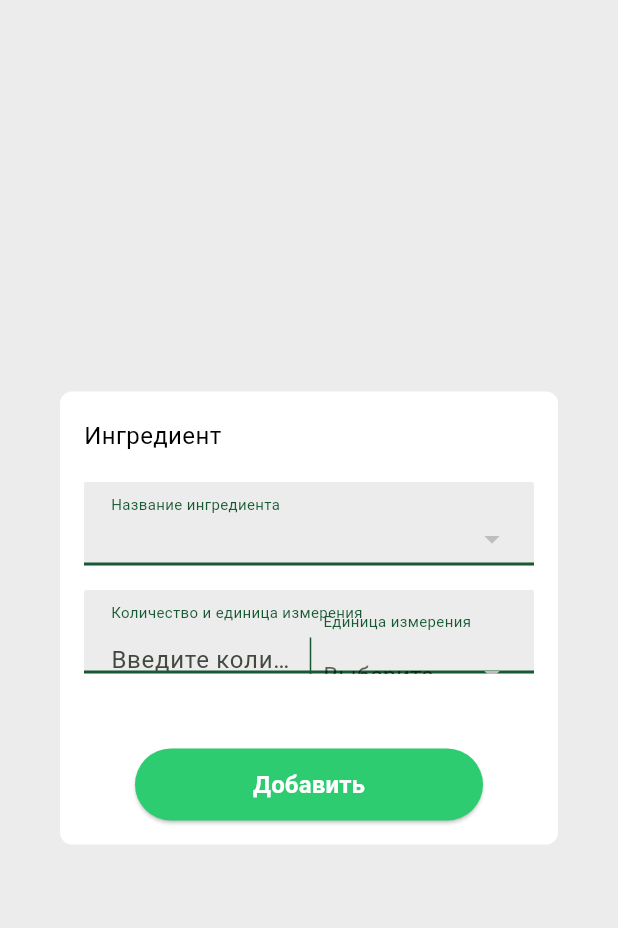
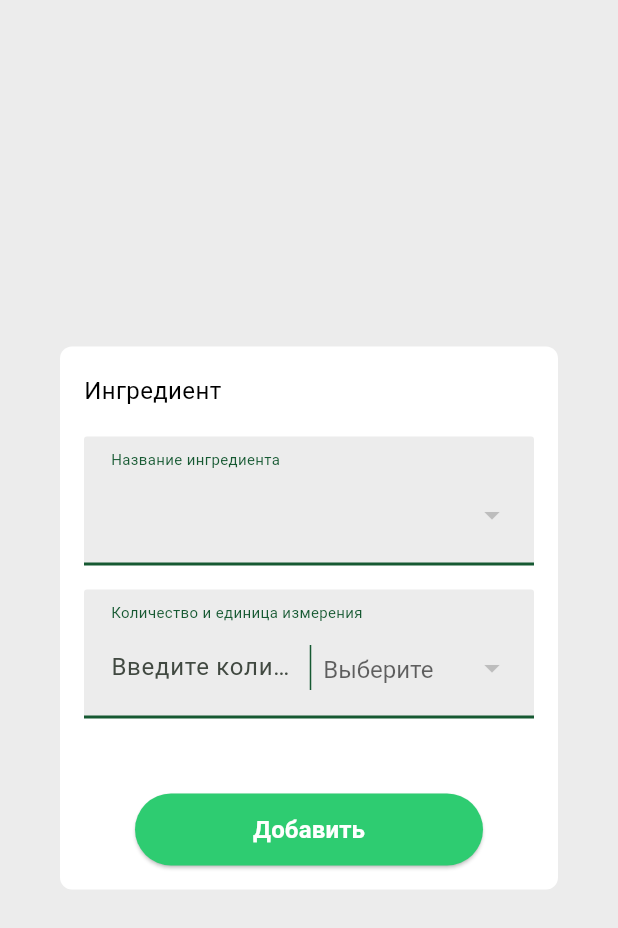
Before and after one commit to RurikV/flutter_recipe_app, a Flutter app: the IngredientDialog widget shown alone on an empty page, opened directly with empty values, on a phone screen of 412 x 824 dp. Shown: the top 928 px of the screen. Run offline on Flutter 3.47's test engine with Material 3 defaults, Android fonts, the phone set to English and light mode, and no system bars; our stand-ins replace connectivity_plus, dio, drift, flutter_redux, get_it, image_picker and 4 more; missing offline and left inert: dart:ffi, tflite_flutter; accounts and stored records are empty; generated files the repository leaves out were written again; network calls fail.

Commit message:
Add widget and form validation tests for `IngredientDialog`
- Introduced `ingredient_dialog_test.dart` to test the `IngredientDialog` widget functionality.
- Validated the display of available ingredients and units in dropdowns.
- Added tests for form validation to ensure proper user input before saving.
- Refactored `ingredient_dialog.dart` for improved readability and widget structure, enhancing testability.

```diff
--- a/lib/widgets/ingredient/ingredient_dialog.dart
+++ b/lib/widgets/ingredient/ingredient_dialog.dart
@@ -83,23 +83,29 @@ class _IngredientDialogState extends State<IngredientDialog> {
               ),
 
               // Ingredient name field
-              Stack(
+              Column(
+                crossAxisAlignment: CrossAxisAlignment.start,
                 children: [
                   Container(
                     width: 351,
-                    height: 56,
                     decoration: const BoxDecoration(
                       color: Color(0xFFECECEC),
                       borderRadius: BorderRadius.only(
                         topLeft: Radius.circular(2),
                         topRight: Radius.circular(2),
                       ),
+                      border: Border(
+                        bottom: BorderSide(
+                          color: Color(0xFF165932),
+                          width: 2,
                         ),
                       ),
-                  Positioned(
-                    left: 18,
-                    top: 8,
-                    child: const Text(
+                    ),
+                    padding: const EdgeInsets.only(top: 8, left: 18, right: 16),
+                    child: Column(
+                      crossAxisAlignment: CrossAxisAlignment.start,
+                      children: [
+                        const Text(
                           'Название ингредиента',
                           style: TextStyle(
                             fontFamily: 'Roboto',
@@ -108,27 +114,10 @@ class _IngredientDialogState extends State<IngredientDialog> {
                             color: Color(0xFF165932),
                           ),
                         ),
-                  ),
-                  Positioned(
-                    left: 0,
-                    top: 56,
-                    child: Container(
-                      width: 351,
-                      height: 0,
-                      decoration: const BoxDecoration(
-                        border: Border(
-                          bottom: BorderSide(
-                            color: Color(0xFF165932),
-                            width: 2,
-                          ),
-                        ),
-                      ),
-                    ),
-                  ),
+                        const SizedBox(height: 6),
                         if (_isEditMode)
-                    Positioned(
-                      left: 34,
-                      top: 79 - 56,
+                          Padding(
+                            padding: const EdgeInsets.only(bottom: 8.0),
                             child: Text(
                               _selectedIngredient,
                               style: const TextStyle(
@@ -141,12 +130,14 @@ class _IngredientDialogState extends State<IngredientDialog> {
                             ),
                           )
                         else
-                    Positioned(
-                      left: 18,
-                      top: 14,
-                      right: 16,
+                          Padding(
+                            padding: const EdgeInsets.only(bottom: 8.0),
+                            child: Material(
+                              color: Colors.transparent,
                               child: DropdownButtonFormField<String>(
                                 value: _selectedIngredient.isNotEmpty ? _selectedIngredient : null,
+                                isExpanded: true,
+                                icon: const Icon(Icons.arrow_drop_down),
                                 decoration: const InputDecoration(
                                   border: InputBorder.none,
                                   contentPadding: EdgeInsets.zero,
@@ -158,9 +149,11 @@ class _IngredientDialogState extends State<IngredientDialog> {
                                   );
                                 }).toList(),
                                 onChanged: (value) {
+                                  if (value != null) {
                                     setState(() {
-                            _selectedIngredient = value!;
+                                      _selectedIngredient = value;
                                     });
+                                  }
                                 },
                                 validator: (value) {
                                   if (value == null || value.isEmpty) {
@@ -173,6 +166,11 @@ class _IngredientDialogState extends State<IngredientDialog> {
                                   fontSize: 16,
                                   color: Colors.black,
                                 ),
+                                dropdownColor: Colors.white,
+                              ),
+                            ),
+                          ),
+                      ],
                     ),
                   ),
                 ],
@@ -181,23 +179,29 @@ class _IngredientDialogState extends State<IngredientDialog> {
               const SizedBox(height: 16),
 
               // Quantity field
-              Stack(
+              Column(
+                crossAxisAlignment: CrossAxisAlignment.start,
                 children: [
                   Container(
                     width: 351,
-                    height: 56,
                     decoration: const BoxDecoration(
                       color: Color(0xFFECECEC),
                       borderRadius: BorderRadius.only(
                         topLeft: Radius.circular(2),
                         topRight: Radius.circular(2),
                       ),
+                      border: Border(
+                        bottom: BorderSide(
+                          color: Color(0xFF165932),
+                          width: 2,
                         ),
                       ),
-                  Positioned(
-                    left: 18,
-                    top: 8,
-                    child: const Text(
+                    ),
+                    padding: const EdgeInsets.only(top: 8, left: 18, right: 16),
+                    child: Column(
+                      crossAxisAlignment: CrossAxisAlignment.start,
+                      children: [
+                        const Text(
                           'Количество и единица измерения',
                           style: TextStyle(
                             fontFamily: 'Roboto',
@@ -206,27 +210,10 @@ class _IngredientDialogState extends State<IngredientDialog> {
                             color: Color(0xFF165932),
                           ),
                         ),
-                  ),
-                  Positioned(
-                    left: 0,
-                    top: 56,
-                    child: Container(
-                      width: 351,
-                      height: 0,
-                      decoration: const BoxDecoration(
-                        border: Border(
-                          bottom: BorderSide(
-                            color: Color(0xFF165932),
-                            width: 2,
-                          ),
-                        ),
-                      ),
-                    ),
-                  ),
+                        const SizedBox(height: 6),
                         if (_isEditMode)
-                    Positioned(
-                      left: 33,
-                      top: 149 - 127,
+                          Padding(
+                            padding: const EdgeInsets.only(bottom: 8.0),
                             child: Text(
                               '${_quantityController.text} $_selectedUnit',
                               style: const TextStyle(
@@ -239,10 +226,8 @@ class _IngredientDialogState extends State<IngredientDialog> {
                             ),
                           )
                         else
-                    Positioned(
-                      left: 18,
-                      top: 14,
-                      right: 16,
+                          Padding(
+                            padding: const EdgeInsets.only(bottom: 8.0),
                             child: Row(
                               children: [
                                 Expanded(
@@ -279,24 +264,12 @@ class _IngredientDialogState extends State<IngredientDialog> {
                                 ),
                                 Expanded(
                                   flex: 2,
-                            child: Column(
-                              crossAxisAlignment: CrossAxisAlignment.start,
-                              children: [
-                                const Padding(
-                                  padding: EdgeInsets.only(bottom: 4),
-                                  child: Text(
-                                    'Единица измерения',
-                                    style: TextStyle(
-                                      fontFamily: 'Roboto',
-                                      fontWeight: FontWeight.w400,
-                                      fontSize: 10,
-                                      color: Color(0xFF165932),
-                                    ),
-                                  ),
-                                ),
-                                DropdownButtonFormField<String>(
+                                  child: Material(
+                                    color: Colors.transparent,
+                                    child: DropdownButtonFormField<String>(
                                       value: _selectedUnit.isNotEmpty ? _selectedUnit : null,
                                       isExpanded: true,
+                                      icon: const Icon(Icons.arrow_drop_down),
                                       decoration: const InputDecoration(
                                         border: InputBorder.none,
                                         contentPadding: EdgeInsets.zero,
@@ -309,9 +282,11 @@ class _IngredientDialogState extends State<IngredientDialog> {
                                         );
                                       }).toList(),
                                       onChanged: (value) {
+                                        if (value != null) {
                                           setState(() {
-                                      _selectedUnit = value!;
+                                            _selectedUnit = value;
                                           });
+                                        }
                                       },
                                       validator: (value) {
                                         if (value == null || value.isEmpty) {
@@ -323,6 +298,9 @@ class _IngredientDialogState extends State<IngredientDialog> {
                                         fontFamily: 'Roboto',
                                         fontSize: 16,
                                         color: Colors.black,
+                                      ),
+                                      dropdownColor: Colors.white,
+                                    ),
                                   ),
                                 ),
                               ],
@@ -345,8 +323,9 @@ class _IngredientDialogState extends State<IngredientDialog> {
                     onPressed: () {
                       debugPrint('Add button pressed');
 
-                      // Always create a new ingredient and dismiss the dialog
-                      // This ensures the button always works, even if form validation fails
+                      // Validate the form
+                      if (_formKey.currentState!.validate()) {
+                        // Create a new ingredient only if validation passes
                         final ingredient = Ingredient(
                           name: _selectedIngredient,
                           quantity: _quantityController.text.isNotEmpty ? _quantityController.text : '1',
@@ -362,6 +341,9 @@ class _IngredientDialogState extends State<IngredientDialog> {
                         // Dismiss the dialog
                         Navigator.pop(context);
                         debugPrint('Dialog closed');
+                      } else {
+                        debugPrint('Form validation failed');
+                      }
                     },
                     style: ElevatedButton.styleFrom(
                       backgroundColor: const Color(0xFF2ECC71),
```
Also changed, not shown: 1 other file. Lines whose indentation alone changed are shown as unchanged.
